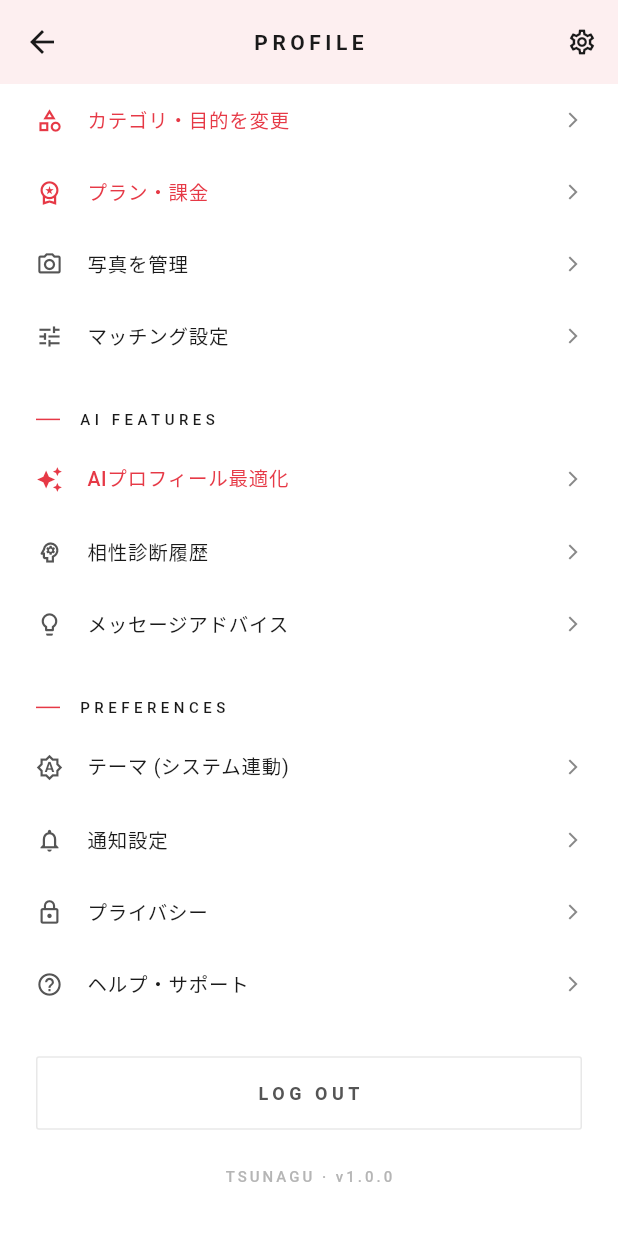
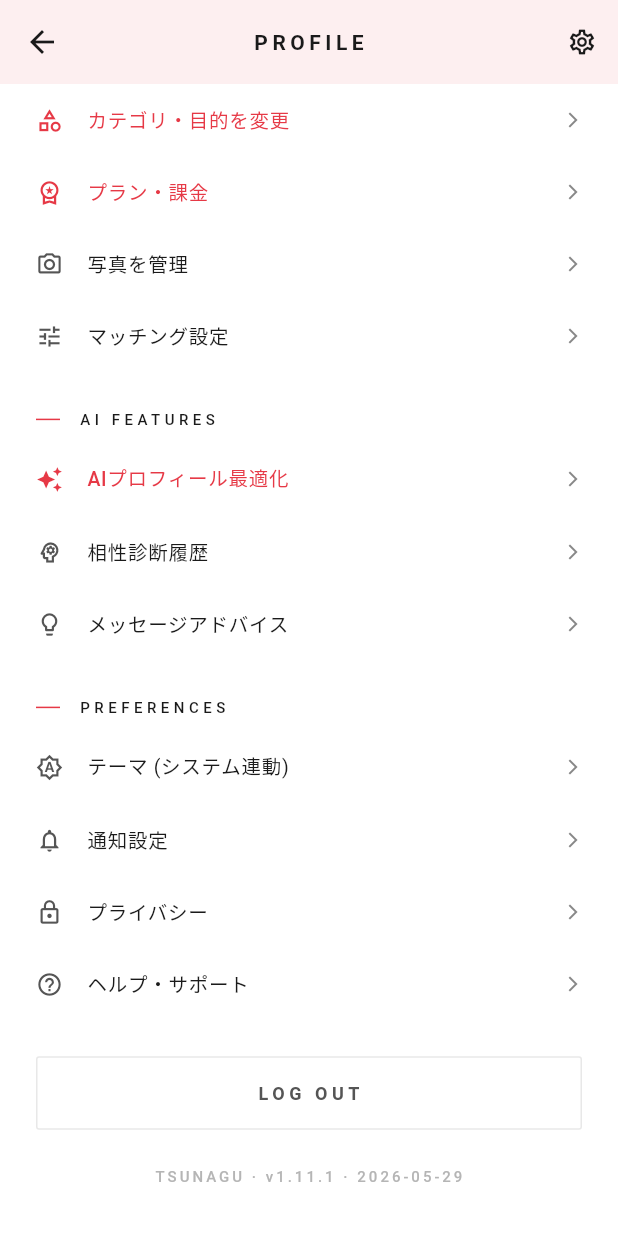
Before and after one commit to muranishi-stack/tsunagu-ai-community, a Flutter app: the ProfileScreen screen opened directly, scrolled down 1000 dp, on a phone screen of 412 x 824 dp. Run offline on Flutter 3.47's test engine with Material 3 defaults, Android fonts, the phone set to English and light mode, and no system bars; our stand-ins replace cloud_firestore, firebase_auth, firebase_core, firebase_storage, geocoding, geolocator and 3 more; missing offline and left inert: dart:html; accounts and stored records are empty; statements that could not run were skipped.

Commit message:
Phase 1.11.1: Fix distance display + add version label
- AuthGate now syncs Firestore lat/lng to UserPreferences on profile load
  (Previously distance only worked after GPS auto-update completed)
- Added AppVersion class (v1.11.1) as single source of truth
- Display version label on profile screen (replacing hardcoded v1.0.0)
- Display version label on login screen bottom

Resolves: distance not appearing when GPS slow/denied but Firestore has coords

```diff
--- /dev/null
+++ b/lib/data/app_version.dart
@@ -0,0 +1,27 @@
+/// TSUNAGU アプリのバージョン情報
+///
+/// バージョン規則:
+///   - Phase X.Y: 大きな機能リリース単位 (X=メジャー / Y=マイナー)
+///   - 数値版は YYMMDD でビルド日を併記
+///
+/// Phase 1.11.1 - TSUNAGU
+library;
+
+class AppVersion {
+  AppVersion._();
+
+  /// ユーザー向けバージョン表記
+  static const String version = '1.11.1';
+
+  /// 内部フェーズ識別子
+  static const String phase = 'Phase 1.11.1';
+
+  /// ビルド日 (YYYY-MM-DD)
+  static const String buildDate = '2026-05-29';
+
+  /// バージョン + ビルド日 の組み合わせ表記
+  static const String fullLabel = 'v$version · $buildDate';
+
+  /// フッターなどで使う短い表記
+  static const String shortLabel = 'v$version';
+}
--- a/lib/screens/profile_screen.dart
+++ b/lib/screens/profile_screen.dart
@@ -1,4 +1,5 @@
 import 'package:flutter/material.dart';
+import '../data/app_version.dart';
 import '../theme/app_theme.dart';
 import '../widgets/tsunagu_logo.dart';
 import '../widgets/category_edit_sheet.dart';
@@ -279,10 +280,10 @@ class _ProfileScreenState extends State<ProfileScreen> {
                 ),
               ),
               const SizedBox(height: 24),
-              const Center(
+              Center(
                 child: Text(
-                  'TSUNAGU · v1.0.0',
-                  style: TextStyle(
+                  'TSUNAGU · ${AppVersion.fullLabel}',
+                  style: const TextStyle(
                     color: AppTheme.lightGrey,
                     fontSize: 10,
                     letterSpacing: 2.0,
```
Also changed, not shown: lib/screens/auth/auth_gate.dart (+8 -0 lines), lib/screens/auth/login_screen.dart (+10 -0 lines).
